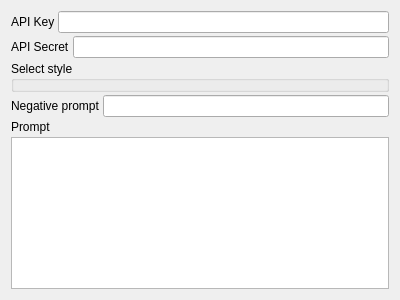
Old version of the form app/gui/view/ui_kandinsky_widget.ui in the repository Yarosvet/NeuroWallpaper.
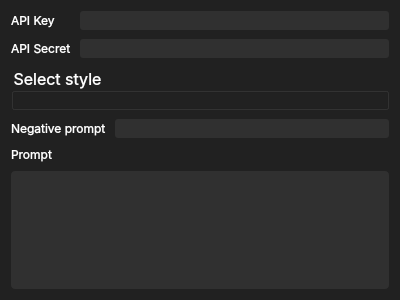
New version of the form.

What changed in the file:
```diff
--- a/app/gui/view/ui_kandinsky_widget.ui
+++ b/app/gui/view/ui_kandinsky_widget.ui
@@ -13,35 +13,104 @@
   <property name="windowTitle">
    <string>Kandinsky API Configuration</string>
   </property>
+  <property name="styleSheet">
+   <string notr="true">QWidget {
+	background-color: rgb(33, 33, 33);
+}
+
+QLabel {
+	color: white;
+}
+
+QGroupBox {
+	color: white;
+}
+
+QRadioButton{
+	color: white;
+	font: 11pt &quot;Inter&quot;;
+}
+
+QLineEdit {
+	color: white;
+	background-color: rgb(48, 48, 48);
+	border: none;
+	border-radius: 3px;
+}
+
+QPlainTextEdit {
+	color: white;
+	background-color: rgb(48, 48, 48);
+	border: none;
+	border-radius: 4px;
+}
+
+QRadioButton {
+	color: white
+}
+
+QRadioButton::indicator {
+    width:                  10px;
+    height:                 10px;
+    border-radius:          7px;
+    border:                 2px solid white;
+}
+
+QRadioButton::indicator:checked {
+    background-color:       #46A229;
+}
+
+QRadioButton::indicator:unchecked {
+    background-color:       rgb(48, 48, 48);
+}
+</string>
+  </property>
   <layout class="QVBoxLayout" name="verticalLayout_2">
    <property name="spacing">
-    <number>3</number>
+    <number>9</number>
    </property>
    <item>
-    <layout class="QHBoxLayout" name="horizontalLayout">
-     <item>
-      <widget class="QLabel" name="apikey_label">
-       <property name="text">
-        <string>API Key</string>
-       </property>
-      </widget>
-     </item>
-     <item>
-      <widget class="QLineEdit" name="apikey_lineedit"/>
-     </item>
-    </layout>
-   </item>
-   <item>
-    <layout class="QHBoxLayout" name="horizontalLayout_3">
-     <item>
+    <layout class="QFormLayout" name="formLayout">
+     <item row="1" column="0">
       <widget class="QLabel" name="label">
+       <property name="font">
+        <font>
+         <family>Inter</family>
+        </font>
+       </property>
        <property name="text">
         <string>API Secret</string>
        </property>
       </widget>
      </item>
-     <item>
+     <item row="0" column="0">
+      <widget class="QLabel" name="apikey_label">
+       <property name="font">
+        <font>
+         <family>Inter</family>
+        </font>
+       </property>
+       <property name="text">
+        <string>API Key</string>
+       </property>
+      </widget>
+     </item>
+     <item row="0" column="1">
+      <widget class="QLineEdit" name="apikey_lineedit">
+       <property name="font">
+        <font>
+         <family>Roboto Mono</family>
+        </font>
+       </property>
+      </widget>
+     </item>
+     <item row="1" column="1">
       <widget class="QLineEdit" name="apisecret_lineedit">
+       <property name="font">
+        <font>
+         <family>Roboto Mono</family>
+        </font>
+       </property>
        <property name="echoMode">
         <enum>QLineEdit::Password</enum>
        </property>
@@ -53,6 +122,12 @@
     <layout class="QVBoxLayout" name="verticalLayout_3">
      <item>
       <widget class="QGroupBox" name="styles_group_box">
+       <property name="font">
+        <font>
+         <family>Inter</family>
+         <pointsize>12</pointsize>
+        </font>
+       </property>
        <property name="title">
         <string>Select style</string>
        </property>
@@ -64,13 +139,24 @@
     <layout class="QHBoxLayout" name="horizontalLayout_2">
      <item>
       <widget class="QLabel" name="negative_prompt_label">
+       <property name="font">
+        <font>
+         <family>Inter</family>
+        </font>
+       </property>
        <property name="text">
         <string>Negative prompt</string>
        </property>
       </widget>
      </item>
      <item>
-      <widget class="QLineEdit" name="negative_prompt_lineedit"/>
+      <widget class="QLineEdit" name="negative_prompt_lineedit">
+       <property name="font">
+        <font>
+         <family>Roboto Mono</family>
+        </font>
+       </property>
+      </widget>
      </item>
     </layout>
    </item>
@@ -78,6 +164,12 @@
     <layout class="QVBoxLayout" name="verticalLayout">
      <item>
       <widget class="QLabel" name="prompt_label">
+       <property name="font">
+        <font>
+         <family>Inter</family>
+         <bold>false</bold>
+        </font>
+       </property>
        <property name="text">
         <string>Prompt</string>
        </property>
@@ -85,6 +177,11 @@
      </item>
      <item>
       <widget class="QPlainTextEdit" name="prompt_lineedit">
+       <property name="font">
+        <font>
+         <family>Roboto Mono</family>
+        </font>
+       </property>
        <property name="documentTitle">
         <string/>
        </property>
```
